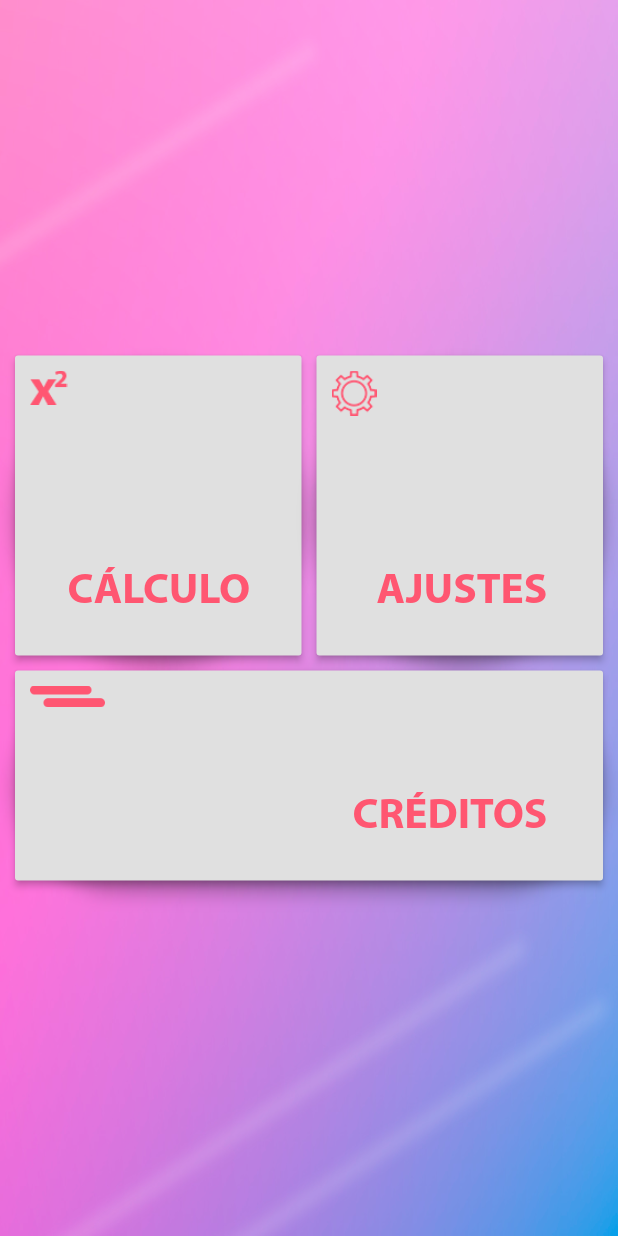
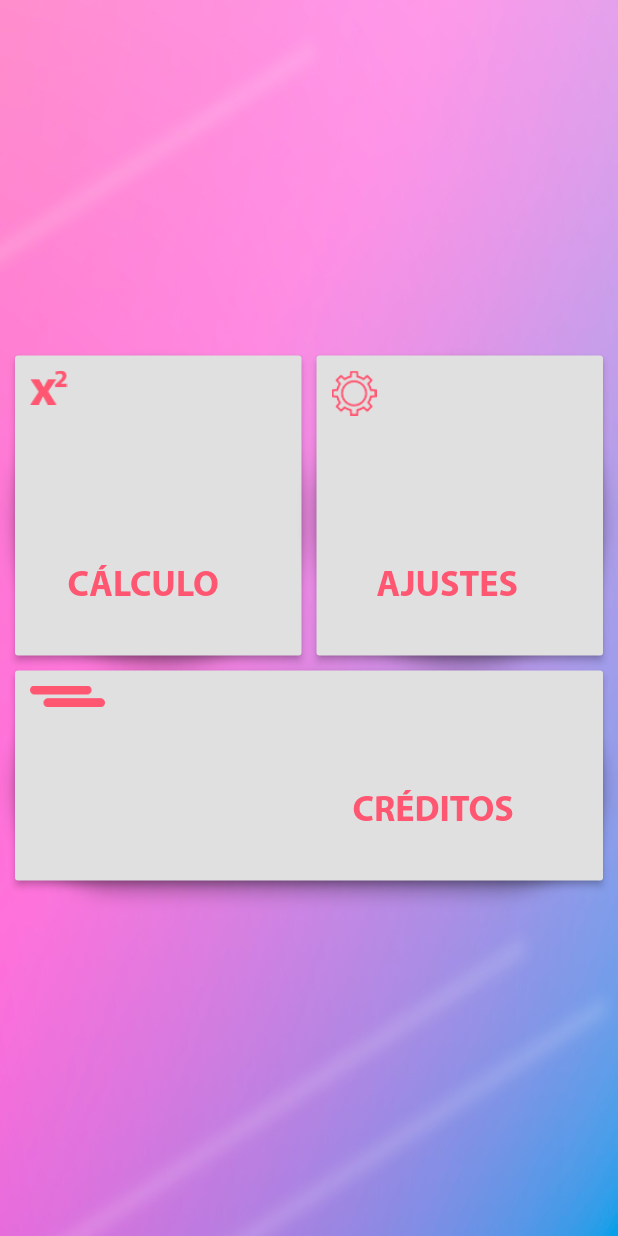
Before and after one commit to vsoldera/App-Resmat, a Flutter app: the screen it shows after launch, on a phone screen of 412 x 824 dp. Run offline on Flutter 3.47's test engine with Material 2 defaults, Android fonts, the phone set to English and light mode, and no system bars; our stand-ins replace shared_preferences.

```diff
--- a/resmat/lib/Credits.dart
+++ b/resmat/lib/Credits.dart
@@ -1,6 +1,5 @@
 import 'package:flutter/cupertino.dart';
 import 'package:flutter/material.dart';
-import 'FancyFAB.dart';
 
 class CreditsPage extends StatelessWidget {
   @override
@@ -8,11 +7,11 @@ class CreditsPage extends StatelessWidget {
     return Scaffold(
         appBar: AppBar(
 //Alteração de fonte: https://flutter.dev/docs/cookbook/design/fonts
-          title: Text("O cu de quem ta lendo",  style: TextStyle(fontFamily: 'Myriad')),
+          title: Text("Créditos",  style: TextStyle(fontFamily: 'Myriad')),
 
         ),
         body: Photos(),
-        floatingActionButton: FancyFab());
+        );
   }
 }
 
--- a/resmat/lib/Home.dart
+++ b/resmat/lib/Home.dart
@@ -1,9 +1,7 @@
 import 'package:flutter/cupertino.dart';
 import 'package:flutter/material.dart';
-import 'Calculation.dart';
-import 'Credits.dart';
 import 'Configurations.dart';
-
+import 'Language.dart';
 
 class Home extends StatelessWidget {
   Widget build(BuildContext context) {
@@ -12,19 +10,18 @@ class Home extends StatelessWidget {
         body: Container(
             decoration: BoxDecoration(
                 image: DecorationImage(
-                image: AssetImage("images/back1.jpg"), fit: BoxFit.fill )),
-        child: Center(
-          heightFactor: 5,
-          child: MenuButtons())
-      )
-    );
+                    image: AssetImage("images/back1.jpg"), fit: BoxFit.fill)),
+            child: Center(heightFactor: 5, child: MenuButtons())));
   }
 }
 
 class MenuButtons extends StatelessWidget {
-
   Widget build(BuildContext context) {
     var btnCalculo = Expanded(
+
+
+
+
                 child: Container(
                     decoration: new BoxDecoration(
                       borderRadius: BorderRadius.circular(100),
@@ -46,36 +43,46 @@ var btnCalculo = Expanded(
                       padding: const EdgeInsets.all(0.0),
                       child: Container(
                           height: 200,
-                decoration:  BoxDecoration(
+                          decoration: BoxDecoration(
                             color: Color(0xFFFFFF),
                           ),
                           padding: const EdgeInsets.all(10.0),
-                child:
-                Row(
+                          child: Row(
                             children: <Widget>[
                               Column(
-                      children: <Widget> [ SizedBox(child: Image.asset('images/xicon.png'), width:25 )],
+                                children: <Widget>[
+                                  SizedBox(
+                                      child: Image.asset('images/xicon.png'),
+                                      width: 25)
+                                ],
                               ),
                               Column(
-                      children: <Widget> [
+                                children: <Widget>[
                                   Container(
                                     alignment: Alignment.bottomRight,
-                    padding: const EdgeInsets.fromLTRB(0, 130, 5, 10),
-                    child: const Text('CÁLCULO', style: TextStyle(fontFamily: 'Myriad-Bold', fontSize: 29)),
-                    )],
+                                    padding: const EdgeInsets.fromLTRB(
+                                        0, 130, 5, 10),
+                                    child: const Text('CÁLCULO',
+                                        style: TextStyle(
+                                            fontFamily: 'Myriad-Bold',
+                                            fontSize: 24)),
+                                  )
+                                ],
                               ),
+                            ],
+                          )),
+                    )
+                    )
 
-                ],)
-            ),
-        )
-  ),
+
         );
+
+
 
     var btnAjustes = Expanded(
       child: Container(
           decoration: new BoxDecoration(
             borderRadius: BorderRadius.circular(100),
-
             boxShadow: [
               BoxShadow(
                 color: Colors.black26,
@@ -92,44 +99,46 @@ var btnAjustes = Expanded(
             onPressed: () {
               Navigator.pushAndRemoveUntil(
                   context,
-                      MaterialPageRoute(
-                          builder: (context) => ConfigurationsPage()),
+                  MaterialPageRoute(builder: (context) => ConfigurationsPage()),
                   ModalRoute.withName("/Home"));
             },
             textColor: Color(0xFFFF5671),
             padding: const EdgeInsets.all(0.0),
             child: Container(
                 height: 200,
-                decoration:  BoxDecoration(
+                decoration: BoxDecoration(
                   color: Color(0xFFFFFF),
                 ),
                 padding: const EdgeInsets.all(10.0),
-                child:
-                Row(
+                child: Row(
                   children: <Widget>[
                     Column(
-                      children: <Widget> [ SizedBox(child: Image.asset('images/ajustes.png'), width:30 ),],
+                      children: <Widget>[
+                        SizedBox(
+                            child: Image.asset('images/ajustes.png'),
+                            width: 30),
+                      ],
                     ),
                     Column(
-                      children: <Widget> [
+                      children: <Widget>[
                         Container(
                           alignment: Alignment.bottomRight,
                           padding: const EdgeInsets.fromLTRB(0, 130, 5, 10),
-                    child: const Text('AJUSTES', style: TextStyle(fontFamily: 'Myriad-Bold', fontSize: 29)),
-                    )],
+                          child: const Text('AJUSTES',
+                              style: TextStyle(
+                                  fontFamily: 'Myriad-Bold', fontSize: 24)),
+                        )
+                      ],
                     ),
-
-                ],)
-            ),
-        )
-  ),
+                  ],
+                )),
+          )),
     );
 
     var btnCreditos = Expanded(
       child: Container(
           decoration: new BoxDecoration(
             borderRadius: BorderRadius.circular(100),
-
             boxShadow: [
               BoxShadow(
                 color: Colors.black26,
@@ -143,42 +152,43 @@ var btnCreditos = Expanded(
             ],
           ),
           child: RaisedButton(
-
             onPressed: () {},
             textColor: Color(0xFFFF5671),
             padding: const EdgeInsets.all(0.0),
             child: Container(
                 height: 140,
-                decoration:  BoxDecoration(
+                decoration: BoxDecoration(
                   color: Color(0xFFFFFF),
                 ),
                 padding: const EdgeInsets.all(10.0),
-                child:
-                Row(
+                child: Row(
                   children: <Widget>[
                     Column(
-                      children: <Widget> [ SizedBox(child: Image.asset('images/creditosicon.png'), width:50 )],
+                      children: <Widget>[
+                        SizedBox(
+                            child: Image.asset('images/creditosicon.png'),
+                            width: 50)
+                      ],
                     ),
                     Column(
-                      children: <Widget> [
+                      children: <Widget>[
                         Container(
                           alignment: Alignment.bottomRight,
                           padding: const EdgeInsets.fromLTRB(165, 70, 5, 10),
-                    child: Text('CRÉDITOS', style: TextStyle(fontFamily: 'Myriad-Bold', fontSize: 29)),
-                    )],
+                          child: Text('CRÉDITOS',
+                              style: TextStyle(
+                                  fontFamily: 'Myriad-Bold', fontSize: 24)),
+                        )
+                      ],
                     ),
-
-                ],)
-            ),
-        )
-  ),
+                  ],
+                )),
+          )),
     );
 
-  return
-    Container(
+    return Container(
       margin: EdgeInsets.fromLTRB(10, 0, 10, 0),
-      child:
-      Column(
+      child: Column(
         mainAxisSize: MainAxisSize.min,
         children: <Widget>[
           Row(
@@ -197,12 +207,5 @@ var btnCreditos = Expanded(
         ],
       ),
     );
-
-
-
-
-
-
-
   }
 }
--- a/resmat/pubspec.yaml
+++ b/resmat/pubspec.yaml
@@ -1,11 +1,7 @@
 name: resmat
 description: A new Flutter project.
 
-publish_to: 'none'
 
-version: 1.0.0+1
-flutter_redux: ^0.5.3
-redux: ^3.0.0
 environment:
   sdk: ">=2.7.0 <3.0.0"
 
```
Also changed, not shown: resmat/lang/en.json (+5 -2 lines), resmat/lib/Configurations.dart (+11 -15 lines), resmat/pubspec.lock, 9 other files. Lines whose indentation alone changed are shown as unchanged.
